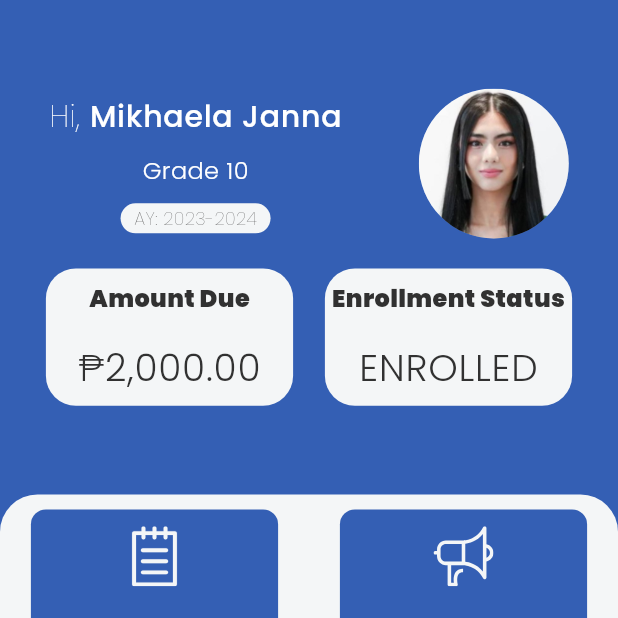
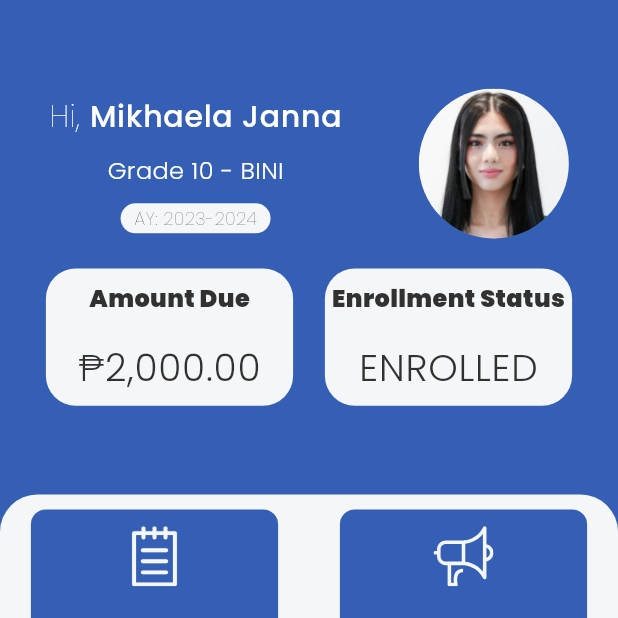
Before and after one commit to johnneldine-abrahan/Group4-IT3304_AppDev-FinalProj, a Flutter app: the HomeScreen screen opened by its route, on a phone screen of 412 x 824 dp, the top half of it. Run offline on Flutter 3.47's test engine with Material 3 defaults, Android fonts, the phone set to English and light mode, and no system bars; our stand-ins replace flutter_svg, google_fonts.

Commit message:
section homescreen

```diff
--- a/lib/screens/home_screen/home_screen.dart
+++ b/lib/screens/home_screen/home_screen.dart
@@ -36,7 +36,7 @@ class HomeScreen extends StatelessWidget {
                           studentName: 'Mikhaela Janna',
                         ),
                         kHalfSizedBox,
-                        StudentClass(studentClass: 'Grade 10'),
+                        StudentClass(studentClass: 'Grade 10 - BINI'),
                         kHalfSizedBox,
                         StudentYear(studentYear: 'AY: 2023-2024'),
                       ],
```
